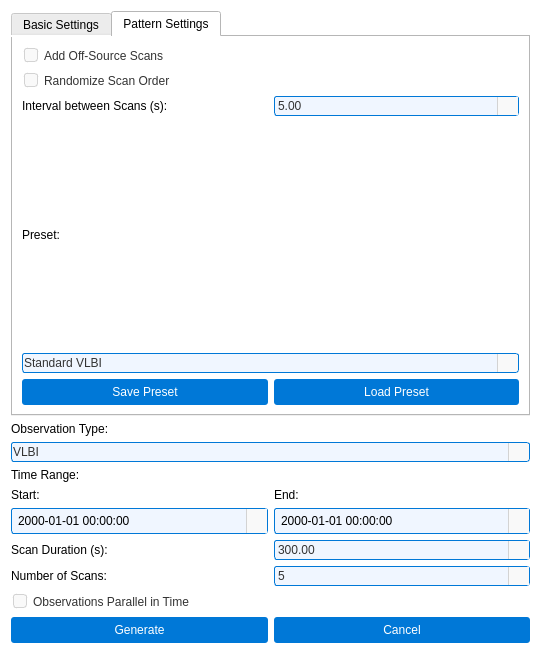
Torward1024/pAstroCORE, file pastrocore/gui_pyside/dialog_generate_observations.ui: the form before one commit.
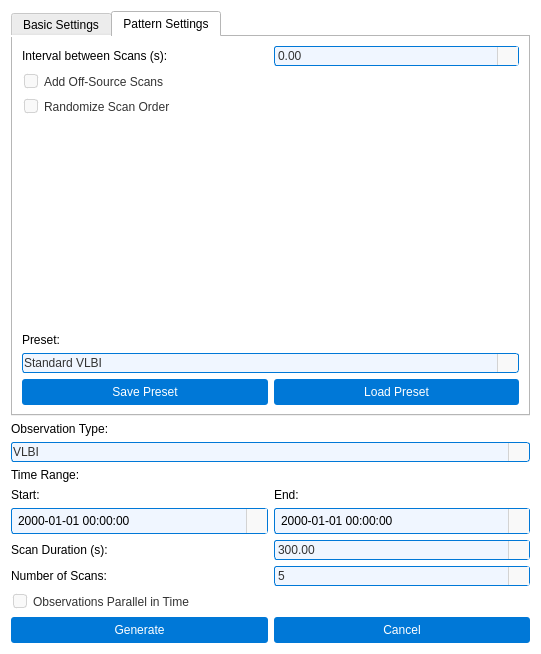
The form after the commit. The open tabs and pages were chosen to show the change. Icons and pictures are not drawn.

```diff
--- a/pastrocore/gui_pyside/dialog_generate_observations.ui
+++ b/pastrocore/gui_pyside/dialog_generate_observations.ui
@@ -14,7 +14,7 @@
    <string>Generate Observations</string>
   </property>
   <property name="windowIcon">
-   <iconset resource="../icons/icons.qrc">
+   <iconset resource="../gui/icons/icons.qrc">
     <normaloff>:/icons/preferences.svg</normaloff>:/icons/preferences.svg</iconset>
   </property>
   <property name="styleSheet">
@@ -27,7 +27,7 @@
    <item>
     <widget class="QTabWidget" name="tabWidget">
      <property name="currentIndex">
-      <number>0</number>
+      <number>1</number>
      </property>
      <widget class="QWidget" name="tabBasic">
       <attribute name="title">
@@ -404,96 +404,69 @@
        <string>Pattern Settings</string>
       </attribute>
       <layout class="QGridLayout" name="gridLayout_5">
-       <item row="0" column="0">
-        <widget class="QCheckBox" name="addOffSourceCheck">
-         <property name="styleSheet">
-          <string notr="true">/* Основной стиль QCheckBox */
-QCheckBox {
-    font-family: Arial;
-    font-size: 9pt;
-    color: #333333;
-    spacing: 6px;
-    padding: 2px;
-    outline: none;
-}
-
-QCheckBox::item {
-    padding: 2px;
-}
-
-/* Индикатор чекбокса */
-QCheckBox::indicator {
-    width: 12px;
-    height: 12px;
-    border-radius: 3px;
-    border: 1px solid #d3d3d3;
-    background-color: #f9f9f9;
-}
-
-/* Unchecked состояние */
-QCheckBox::indicator:unchecked {
-    border: 1px solid #d3d3d3;
-    background-color: #f9f9f9;
-    image: none;
-}
-
-QCheckBox::indicator:unchecked:hover {
-    border: 1px solid #1a8cff;
-    background-color: #f0f6ff;
-    image: none;
-}
-
-QCheckBox::indicator:unchecked:focus {
-    border: 1px solid #005bb5;
-    background-color: #f0f6ff;
-    image: none;
-}
-
-/* Checked состояние - БЕЛЫЙ ФОН, стандартная граница */
-QCheckBox::indicator:checked {
-    border: 1px solid #0078d7;
-    background-color: #ffffff; /* Белый фон */
-    image: url(:/icons/check_icon.svg);
-}
-
-QCheckBox::indicator:checked:hover {
-    border: 1px solid #1a8cff; /* Стандартная толщина */
-    background-color: #ffffff; /* Белый фон */
-    image: url(:/icons/check_icon_hover.svg);
-}
-
-QCheckBox::indicator:checked:focus {
-    border: 1px solid #005bb5; /* Стандартная толщина */
-    background-color: #ffffff; /* Белый фон */
-    image: url(:/icons/check_icon.svg);
-}
-
-/* Disabled состояния */
-QCheckBox::indicator:unchecked:disabled {
-    border: 1px solid #e0e0e0;
-    background-color: #f5f5f5;
-    image: none;
-}
-
-QCheckBox::indicator:checked:disabled {
-    border: 1px solid #cccccc;
-    background-color: #f0f0f0; /* Светло-серый фон */
-    image: url(:/icons/check_icon_disabled.svg);
-}
-
-QCheckBox:disabled {
-    color: #999999;
-}</string>
-         </property>
-         <property name="text">
-          <string>Add Off-Source Scans</string>
-         </property>
-         <property name="checked">
-          <bool>false</bool>
-         </property>
-        </widget>
+       <item row="6" column="0">
+        <layout class="QHBoxLayout" name="horizontalLayoutPresetButtons">
+         <item>
+          <widget class="QPushButton" name="savePresetButton">
+           <property name="enabled">
+            <bool>false</bool>
+           </property>
+           <property name="styleSheet">
+            <string notr="true">
+             QPushButton {
+              background-color: #0078d7;
+              color: #ffffff;
+              padding: 6px;
+              border-radius: 3px;
+              border: none;
+             }
+             QPushButton:hover {
+              background-color: #1a8cff;
+             }
+             QPushButton:pressed {
+              background-color: #005bb5;
+              padding-top: 7px;
+              padding-bottom: 5px;
+             }
+            </string>
+           </property>
+           <property name="text">
+            <string>Save Preset</string>
+           </property>
+          </widget>
+         </item>
+         <item>
+          <widget class="QPushButton" name="loadPresetButton">
+           <property name="enabled">
+            <bool>false</bool>
+           </property>
+           <property name="styleSheet">
+            <string notr="true">
+             QPushButton {
+              background-color: #0078d7;
+              color: #ffffff;
+              padding: 6px;
+              border-radius: 3px;
+              border: none;
+             }
+             QPushButton:hover {
+              background-color: #1a8cff;
+             }
+             QPushButton:pressed {
+              background-color: #005bb5;
+              padding-top: 7px;
+              padding-bottom: 5px;
+             }
+            </string>
+           </property>
+           <property name="text">
+            <string>Load Preset</string>
+           </property>
+          </widget>
+         </item>
+        </layout>
        </item>
-       <item row="1" column="0">
+       <item row="2" column="0">
         <widget class="QCheckBox" name="randomizeOrderCheck">
          <property name="styleSheet">
           <string notr="true">/* Основной стиль QCheckBox */
@@ -582,73 +555,106 @@
          </property>
         </widget>
        </item>
-       <item row="2" column="0">
-        <layout class="QHBoxLayout" name="horizontalLayoutInterval">
-         <item>
-          <widget class="QLabel" name="labelInterval">
-           <property name="text">
-            <string>Interval between Scans (s):</string>
-           </property>
-          </widget>
-         </item>
-         <item>
-          <widget class="QDoubleSpinBox" name="intervalSpinBox">
-           <property name="styleSheet">
-            <string notr="true">         QDoubleSpinBox {
-          font-family: Arial;
-          font-size: 9pt;
-          color: #333333;
-          padding: 1px;
-          padding-right: 20px;
-          border-radius: 3px;
-          background-color: #f0f6ff;
-          border: 1px solid #0078d7;
-         }
-         QDoubleSpinBox:hover {
-          border: 1px solid #1a8cff;
-         }
-         QDoubleSpinBox:focus {
-          border: 1px solid #005bb5;
-          background-color: #ffffff;
-         }
-         QDoubleSpinBox::up-button, QDoubleSpinBox::down-button {
-          width: 20px;
-          border-left: 1px solid #d3d3d3;
-          background-color: #f9f9f9;
-         }
-         QDoubleSpinBox::up-button:hover, QDoubleSpinBox::down-button:hover {
-          background-color: #0078d7;
-         }
-         QDoubleSpinBox::up-arrow {
-          width: 12px;
-          height: 12px;
-          image: url(:/icons/up_arrow_icon.svg);
-         }
-         QDoubleSpinBox::down-arrow {
-          width: 12px;
-          height: 12px;
-          image: url(:/icons/down_arrow_icon.svg);
-         }
-        </string>
-           </property>
-           <property name="maximum">
-            <double>100000000000.000000000000000</double>
-           </property>
-           <property name="value">
-            <double>5.000000000000000</double>
-           </property>
-          </widget>
-         </item>
-        </layout>
+       <item row="1" column="0">
+        <widget class="QCheckBox" name="addOffSourceCheck">
+         <property name="styleSheet">
+          <string notr="true">/* Основной стиль QCheckBox */
+QCheckBox {
+    font-family: Arial;
+    font-size: 9pt;
+    color: #333333;
+    spacing: 6px;
+    padding: 2px;
+    outline: none;
+}
+
+QCheckBox::item {
+    padding: 2px;
+}
+
+/* Индикатор чекбокса */
+QCheckBox::indicator {
+    width: 12px;
+    height: 12px;
+    border-radius: 3px;
+    border: 1px solid #d3d3d3;
+    background-color: #f9f9f9;
+}
+
+/* Unchecked состояние */
+QCheckBox::indicator:unchecked {
+    border: 1px solid #d3d3d3;
+    background-color: #f9f9f9;
+    image: none;
+}
+
+QCheckBox::indicator:unchecked:hover {
+    border: 1px solid #1a8cff;
+    background-color: #f0f6ff;
+    image: none;
+}
+
+QCheckBox::indicator:unchecked:focus {
+    border: 1px solid #005bb5;
+    background-color: #f0f6ff;
+    image: none;
+}
+
+/* Checked состояние - БЕЛЫЙ ФОН, стандартная граница */
+QCheckBox::indicator:checked {
+    border: 1px solid #0078d7;
+    background-color: #ffffff; /* Белый фон */
+    image: url(:/icons/check_icon.svg);
+}
+
+QCheckBox::indicator:checked:hover {
+    border: 1px solid #1a8cff; /* Стандартная толщина */
+    background-color: #ffffff; /* Белый фон */
+    image: url(:/icons/check_icon_hover.svg);
+}
+
+QCheckBox::indicator:checked:focus {
+    border: 1px solid #005bb5; /* Стандартная толщина */
+    background-color: #ffffff; /* Белый фон */
+    image: url(:/icons/check_icon.svg);
+}
+
+/* Disabled состояния */
+QCheckBox::indicator:unchecked:disabled {
+    border: 1px solid #e0e0e0;
+    background-color: #f5f5f5;
+    image: none;
+}
+
+QCheckBox::indicator:checked:disabled {
+    border: 1px solid #cccccc;
+    background-color: #f0f0f0; /* Светло-серый фон */
+    image: url(:/icons/check_icon_disabled.svg);
+}
+
+QCheckBox:disabled {
+    color: #999999;
+}</string>
+         </property>
+         <property name="text">
+          <string>Add Off-Source Scans</string>
+         </property>
+         <property name="checkable">
+          <bool>true</bool>
+         </property>
+         <property name="checked">
+          <bool>false</bool>
+         </property>
+        </widget>
        </item>
-       <item row="3" column="0">
+       <item row="4" column="0">
         <widget class="QLabel" name="labelPreset">
          <property name="text">
           <string>Preset:</string>
          </property>
         </widget>
        </item>
-       <item row="4" column="0">
+       <item row="5" column="0">
         <widget class="QComboBox" name="presetCombo">
          <property name="styleSheet">
           <string notr="true">
@@ -731,62 +737,78 @@
          </item>
         </widget>
        </item>
-       <item row="5" column="0">
-        <layout class="QHBoxLayout" name="horizontalLayoutPresetButtons">
+       <item row="0" column="0">
+        <layout class="QHBoxLayout" name="horizontalLayoutInterval">
          <item>
-          <widget class="QPushButton" name="savePresetButton">
-           <property name="styleSheet">
-            <string notr="true">
-             QPushButton {
-              background-color: #0078d7;
-              color: #ffffff;
-              padding: 6px;
-              border-radius: 3px;
-              border: none;
-             }
-             QPushButton:hover {
-              background-color: #1a8cff;
-             }
-             QPushButton:pressed {
-              background-color: #005bb5;
-              padding-top: 7px;
-              padding-bottom: 5px;
-             }
-            </string>
-           </property>
+          <widget class="QLabel" name="labelInterval">
            <property name="text">
-            <string>Save Preset</string>
+            <string>Interval between Scans (s):</string>
            </property>
           </widget>
          </item>
          <item>
-          <widget class="QPushButton" name="loadPresetButton">
+          <widget class="QDoubleSpinBox" name="intervalSpinBox">
            <property name="styleSheet">
-            <string notr="true">
-             QPushButton {
-              background-color: #0078d7;
-              color: #ffffff;
-              padding: 6px;
-              border-radius: 3px;
-              border: none;
-             }
-             QPushButton:hover {
-              background-color: #1a8cff;
-             }
-             QPushButton:pressed {
-              background-color: #005bb5;
-              padding-top: 7px;
-              padding-bottom: 5px;
-             }
-            </string>
+            <string notr="true">         QDoubleSpinBox {
+          font-family: Arial;
+          font-size: 9pt;
+          color: #333333;
+          padding: 1px;
+          padding-right: 20px;
+          border-radius: 3px;
+          background-color: #f0f6ff;
+          border: 1px solid #0078d7;
+         }
+         QDoubleSpinBox:hover {
+          border: 1px solid #1a8cff;
+         }
+         QDoubleSpinBox:focus {
+          border: 1px solid #005bb5;
+          background-color: #ffffff;
+         }
+         QDoubleSpinBox::up-button, QDoubleSpinBox::down-button {
+          width: 20px;
+          border-left: 1px solid #d3d3d3;
+          background-color: #f9f9f9;
+         }
+         QDoubleSpinBox::up-button:hover, QDoubleSpinBox::down-button:hover {
+          background-color: #0078d7;
+         }
+         QDoubleSpinBox::up-arrow {
+          width: 12px;
+          height: 12px;
+          image: url(:/icons/up_arrow_icon.svg);
+         }
+         QDoubleSpinBox::down-arrow {
+          width: 12px;
+          height: 12px;
+          image: url(:/icons/down_arrow_icon.svg);
+         }
+        </string>
            </property>
-           <property name="text">
-            <string>Load Preset</string>
+           <property name="maximum">
+            <double>100000000000.000000000000000</double>
+           </property>
+           <property name="value">
+            <double>0.000000000000000</double>
            </property>
           </widget>
          </item>
         </layout>
        </item>
+       <item row="3" column="0">
+        <spacer name="verticalSpacer_2">
+         <property name="orientation">
+          <enum>Qt::Orientation::Vertical</enum>
+         </property>
+         <property name="sizeHint" stdset="0">
+          <size>
+           <width>20</width>
+           <height>40</height>
+          </size>
+         </property>
+        </spacer>
+       </item>
       </layout>
      </widget>
     </widget>
@@ -1107,7 +1129,7 @@
         <number>1</number>
        </property>
        <property name="maximum">
-        <number>100</number>
+        <number>99999</number>
        </property>
        <property name="value">
         <number>5</number>
```
Left out of the diff: 2 changed lines with no effect on the pictures.
